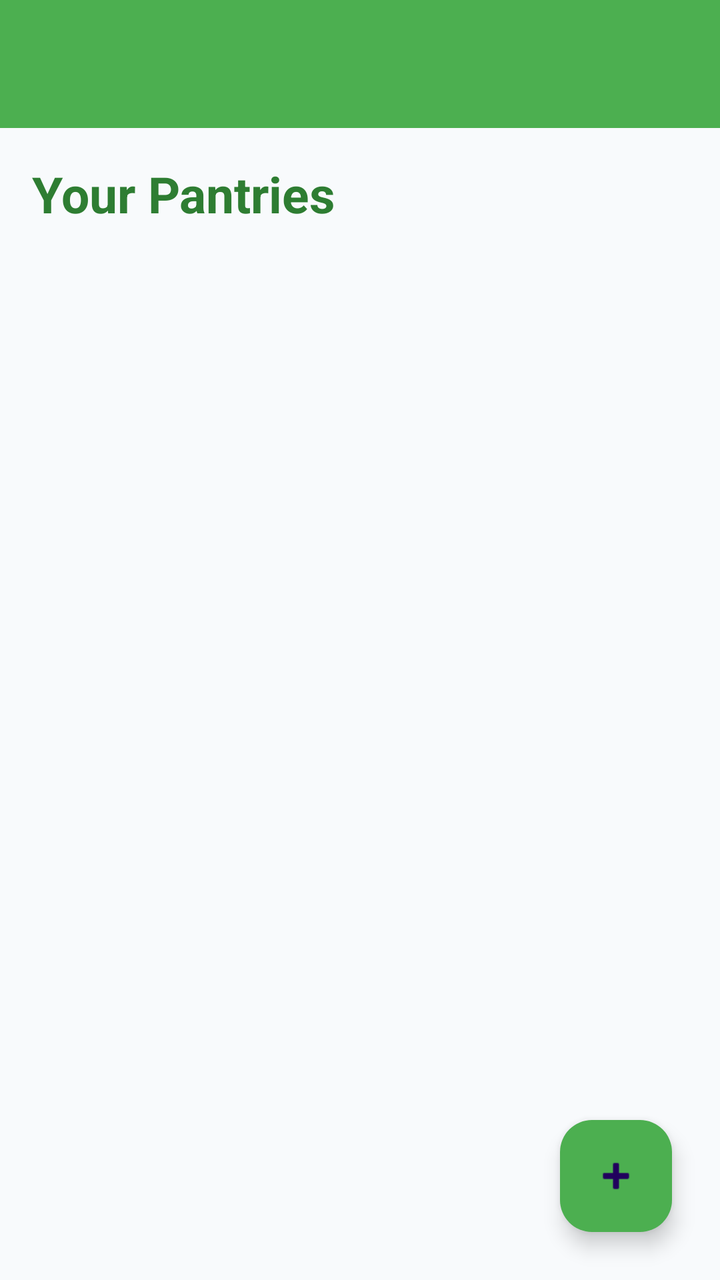
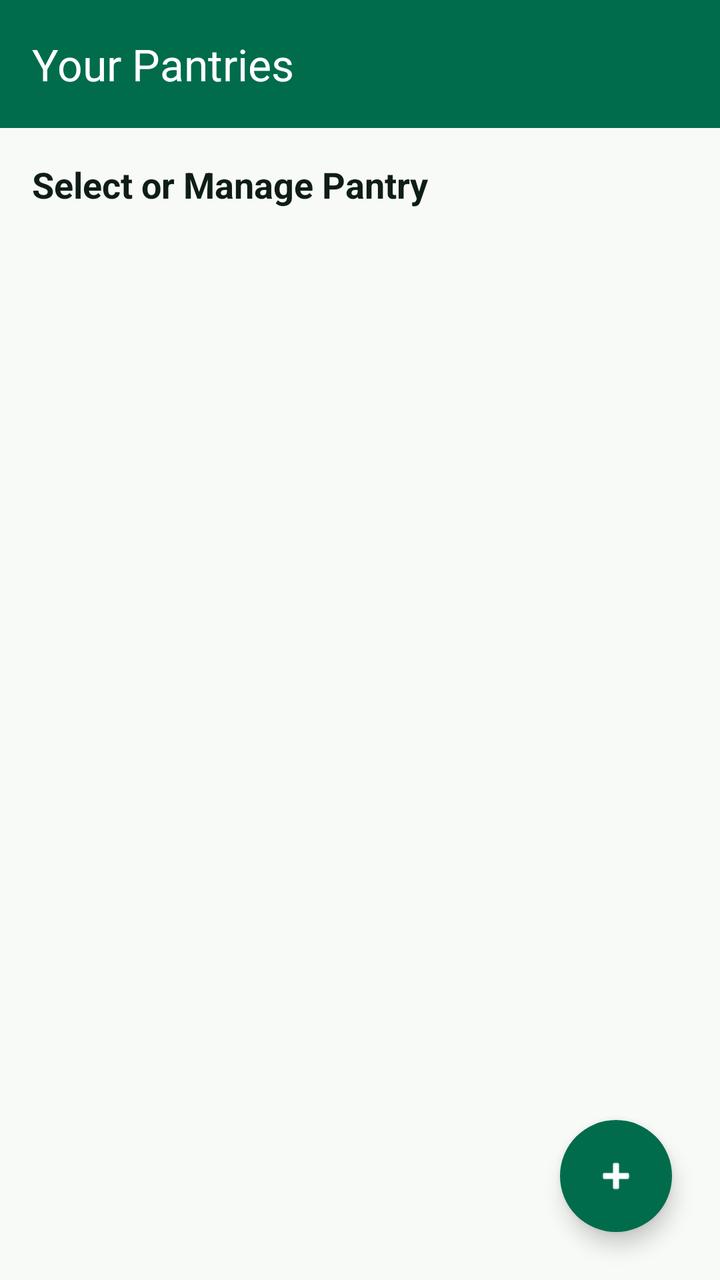

Before-and-after screenshots of an Android layout around one commit, followed by the original layout XML and the change that was made.
<!-- AndroidManifest.xml: application theme Theme.PantryMinder -->
<!-- res/layout/activity_pantry_list.xml -->
<?xml version="1.0" encoding="utf-8"?>
<androidx.coordinatorlayout.widget.CoordinatorLayout xmlns:android="http://schemas.android.com/apk/res/android"
    xmlns:app="http://schemas.android.com/apk/res-auto"
    xmlns:tools="http://schemas.android.com/tools"
    android:layout_width="match_parent"
    android:layout_height="match_parent"
    android:background="#F8FAFC"
    tools:context=".PantryListActivity">

    <androidx.appcompat.widget.Toolbar
        android:id="@+id/toolbar"
        android:layout_width="match_parent"
        android:layout_height="?attr/actionBarSize"
        android:background="#4CAF50"
        app:titleTextColor="#FFFFFF"
        android:theme="@style/ThemeOverlay.AppCompat.Dark.ActionBar" />

    <LinearLayout
        android:layout_width="match_parent"
        android:layout_height="wrap_content"
        android:layout_marginTop="?attr/actionBarSize"
        android:orientation="vertical"
        android:padding="16dp">

        <TextView
            android:id="@+id/pantryListTitle"
            android:layout_width="wrap_content"
            android:layout_height="wrap_content"
            android:layout_marginBottom="8dp"
            android:text="Your Pantries"
            android:textColor="#2E7D32"
            android:textSize="25dp"
            android:textStyle="bold" />

        <androidx.recyclerview.widget.RecyclerView
            android:id="@+id/pantry_recycler_view"
            android:layout_width="match_parent"
            android:layout_height="500dp"
            android:layout_marginTop="7dp"
            android:layout_marginBottom="10dp"
            android:layout_weight="1"
            android:clipToPadding="false"
            android:padding="8dp" />


    </LinearLayout>

    <com.google.android.material.floatingactionbutton.FloatingActionButton
        android:id="@+id/fab_add_pantry"
        android:layout_width="wrap_content"
        android:layout_height="wrap_content"
        android:layout_margin="24dp"
        android:backgroundTint="#4CAF50"
        android:contentDescription="Add Pantry"
        android:src="@android:drawable/ic_input_add"
        android:tint="#FFFFFF"
        app:layout_anchor="@id/pantry_recycler_view"
        app:layout_anchorGravity="bottom|end" />

</androidx.coordinatorlayout.widget.CoordinatorLayout>
<!-- resources referenced by this layout -->
<resources>
  <style name="Theme.PantryMinder" parent="Theme.Material3.Light.NoActionBar">
          
          <item name="colorPrimary">#4CAF50</item>
          <item name="colorPrimaryDark">#388E3C</item>
          <item name="colorAccent">#4CAF50</item>
  
          
          <item name="android:windowBackground">#FFFFFF</item>
          <item name="android:navigationBarColor">#FFFFFF</item>
          <item name="android:statusBarColor">#388E3C</item>
  
          
          <item name="android:textColorPrimary">#212121</item>
          <item name="android:textColorSecondary">#757575</item>
  
          
          <item name="materialButtonStyle">@style/Widget.PantryMinder.Button</item>
          <item name="android:buttonStyle">@style/Widget.PantryMinder.Button</item>
      </style>
  <style name="Widget.PantryMinder.Button" parent="Widget.Material3.Button">
          <item name="backgroundTint">#4CAF50</item>
          <item name="android:textColor">#FFFFFF</item>
          <item name="cornerRadius">12dp</item>
      </style>
</resources>

<!-- the commit's change to res/layout/activity_pantry_list.xml (unified diff, before → after) -->
@@ -4,57 +4,61 @@
     xmlns:tools="http://schemas.android.com/tools"
     android:layout_width="match_parent"
     android:layout_height="match_parent"
-    android:background="#F8FAFC"
+    android:background="#F8FAF8"
+    android:fitsSystemWindows="true"
     tools:context=".PantryListActivity">
-
-    <androidx.appcompat.widget.Toolbar
-        android:id="@+id/toolbar"
-        android:layout_width="match_parent"
-        android:layout_height="?attr/actionBarSize"
-        android:background="#4CAF50"
-        app:titleTextColor="#FFFFFF"
-        android:theme="@style/ThemeOverlay.AppCompat.Dark.ActionBar" />
 
     <LinearLayout
         android:layout_width="match_parent"
-        android:layout_height="wrap_content"
-        android:layout_marginTop="?attr/actionBarSize"
-        android:orientation="vertical"
-        android:padding="16dp">
+        android:layout_height="match_parent"
+        android:orientation="vertical">
 
-        <TextView
-            android:id="@+id/pantryListTitle"
-            android:layout_width="wrap_content"
-            android:layout_height="wrap_content"
-            android:layout_marginBottom="8dp"
-            android:text="Your Pantries"
-            android:textColor="#2E7D32"
-            android:textSize="25dp"
-            android:textStyle="bold" />
+        
+        <com.google.android.material.appbar.MaterialToolbar
+            android:id="@+id/toolbar"
+            android:layout_width="match_parent"
+            android:layout_height="?attr/actionBarSize"
+            android:background="#006C4C"
+            android:elevation="0dp"
+            app:title="Your Pantries"
+            app:titleTextColor="#FFFFFF" />
 
-        <androidx.recyclerview.widget.RecyclerView
-            android:id="@+id/pantry_recycler_view"
+        <LinearLayout
             android:layout_width="match_parent"
-            android:layout_height="500dp"
-            android:layout_marginTop="7dp"
-            android:layout_marginBottom="10dp"
-            android:layout_weight="1"
-            android:clipToPadding="false"
-            android:padding="8dp" />
+            android:layout_height="match_parent"
+            android:orientation="vertical"
+            android:padding="16dp">
 
+            <TextView
+                android:id="@+id/pantryListTitle"
+                android:layout_width="wrap_content"
+                android:layout_height="wrap_content"
+                android:layout_marginBottom="12dp"
+                android:text="Select or Manage Pantry"
+                android:textColor="#0F1D17"
+                android:textSize="18sp"
+                android:textStyle="bold" />
 
+            <androidx.recyclerview.widget.RecyclerView
+                android:id="@+id/pantry_recycler_view"
+                android:layout_width="match_parent"
+                android:layout_height="match_parent"
+                android:clipToPadding="false"
+                android:paddingBottom="80dp" />
+        </LinearLayout>
     </LinearLayout>
 
+    
     <com.google.android.material.floatingactionbutton.FloatingActionButton
         android:id="@+id/fab_add_pantry"
         android:layout_width="wrap_content"
         android:layout_height="wrap_content"
+        android:layout_gravity="bottom|end"
         android:layout_margin="24dp"
-        android:backgroundTint="#4CAF50"
         android:contentDescription="Add Pantry"
         android:src="@android:drawable/ic_input_add"
-        android:tint="#FFFFFF"
-        app:layout_anchor="@id/pantry_recycler_view"
-        app:layout_anchorGravity="bottom|end" />
+        app:backgroundTint="#006C4C"
+        app:shapeAppearanceOverlay="@style/ShapeAppearance.Material3.Corner.Full"
+        app:tint="#FFFFFF" />
 
 </androidx.coordinatorlayout.widget.CoordinatorLayout>
<!-- resource entries referenced after the edit -->
@@ -1,6 +1,8 @@
 <!-- resources referenced by this layout -->
 <resources>
   <style name="Theme.PantryMinder" parent="Theme.Material3.Light.NoActionBar">
+          <item name="android:fitsSystemWindows">true</item>
+          <item name="android:windowLightStatusBar">false</item>
           
           <item name="colorPrimary">#4CAF50</item>
           <item name="colorPrimaryDark">#388E3C</item>
